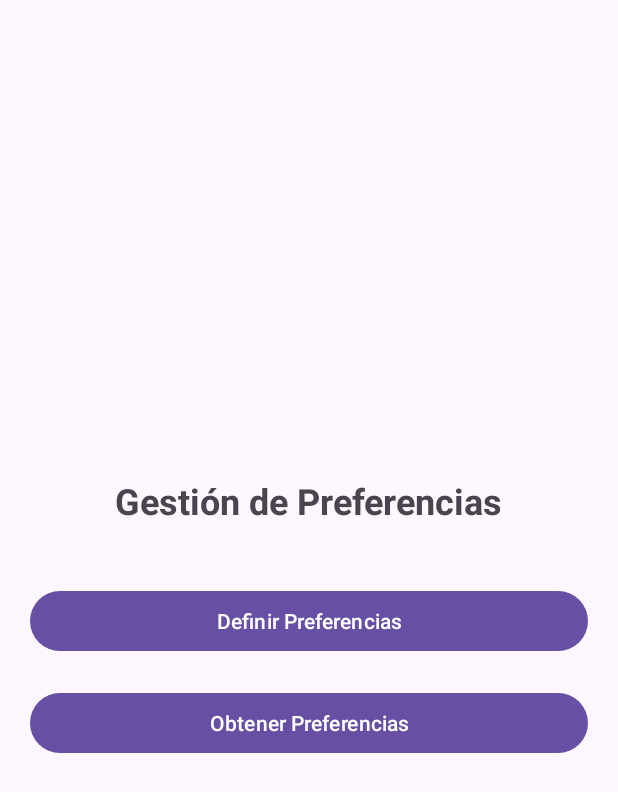
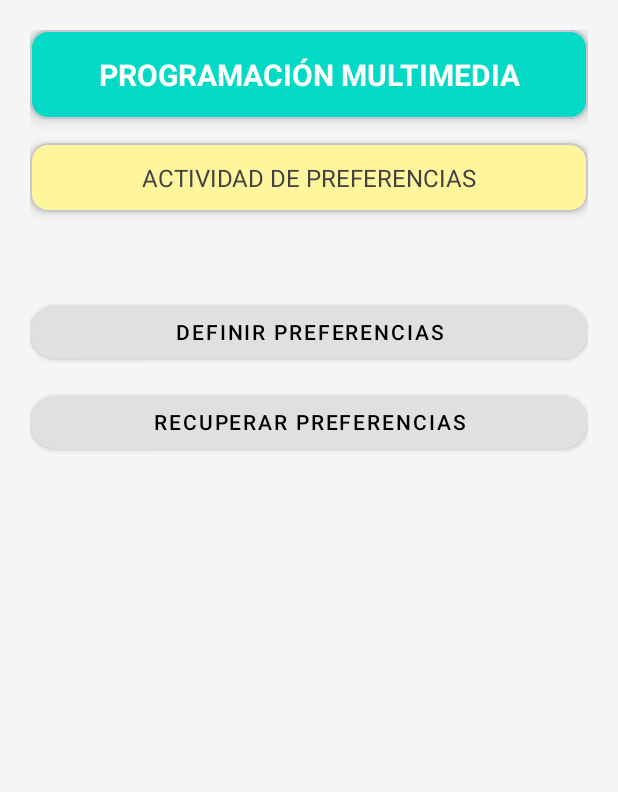
Before and after one commit to AlexWhut/ProgramacionMultimediaMoviles, an Android app: the screen it shows after launch (MainActividad1), on a phone screen of 412 x 824 dp. Shown: the top 792 px of the screen. Run offline under Robolectric (Android 15) with nearby library versions, the phone set to English and light mode, and no system bars.

Commit message:
Actividad 7.1

```diff
--- a/PreferenciasDialogosNotificaciones/app/build.gradle.kts
+++ b/PreferenciasDialogosNotificaciones/app/build.gradle.kts
@@ -40,4 +40,5 @@ dependencies {
     testImplementation(libs.junit)
     androidTestImplementation(libs.ext.junit)
     androidTestImplementation(libs.espresso.core)
+    implementation("androidx.preference:preference:1.2.1")
 }
--- a/PreferenciasDialogosNotificaciones/app/src/main/AndroidManifest.xml
+++ b/PreferenciasDialogosNotificaciones/app/src/main/AndroidManifest.xml
@@ -24,7 +24,9 @@
         </activity>
 
         <!-- Registrar la actividad de preferencias -->
-        <activity android:name=".PreferenciasAppActivity" android:exported="false" />
+        <activity android:name=".PreferenciasAppActivity" android:exported="false"
+            android:label="PREFERENCIAS"
+            android:parentActivityName=".MainActividad1"/>
 
         <!-- Si tenías una MainActivity antigua, quítale el intent-filter de LAUNCHER -->
         <activity android:name=".MainActivity" android:exported="false"/>
--- /dev/null
+++ b/PreferenciasDialogosNotificaciones/app/src/main/res/layout/activity_preferencias.xml
@@ -0,0 +1,5 @@
+<?xml version="1.0" encoding="utf-8"?>
+<FrameLayout xmlns:android="http://schemas.android.com/apk/res/android"
+	android:id="@+id/pref_container"
+	android:layout_width="match_parent"
+	android:layout_height="match_parent" />
--- a/PreferenciasDialogosNotificaciones/app/src/main/res/layout/layout_actividad1.xml
+++ b/PreferenciasDialogosNotificaciones/app/src/main/res/layout/layout_actividad1.xml
@@ -1,30 +1,76 @@
 <?xml version="1.0" encoding="utf-8"?>
+
 <LinearLayout xmlns:android="http://schemas.android.com/apk/res/android"
+    xmlns:app="http://schemas.android.com/apk/res-auto"
+    xmlns:tools="http://schemas.android.com/tools"
     android:layout_width="match_parent"
     android:layout_height="match_parent"
     android:orientation="vertical"
-    android:gravity="center"
-    android:padding="20dp">
+    android:background="@color/background_light"
+    android:padding="20dp"
+    tools:context=".MainActividad1">
 
-    <TextView
-        android:layout_width="wrap_content"
+    <com.google.android.material.card.MaterialCardView
+        android:layout_width="match_parent"
         android:layout_height="wrap_content"
-        android:text="Gestión de Preferencias"
-        android:textSize="24sp"
-        android:textStyle="bold"
-        android:layout_marginBottom="40dp"/>
+        android:layout_marginBottom="16dp"
+        app:cardCornerRadius="12dp"
+        app:cardElevation="6dp"
+        app:cardBackgroundColor="@color/teal_200">
+        <TextView
+            android:layout_width="match_parent"
+            android:layout_height="wrap_content"
+            android:gravity="center"
+            android:padding="16dp"
+            android:text="PROGRAMACIÓN MULTIMEDIA"
+            android:textColor="@android:color/white"
+            android:textSize="20sp"
+            android:textStyle="bold" />
+    </com.google.android.material.card.MaterialCardView>
 
-    <Button
+    <com.google.android.material.card.MaterialCardView
+        android:layout_width="match_parent"
+        android:layout_height="wrap_content"
+        android:layout_marginBottom="24dp"
+        app:cardCornerRadius="12dp"
+        app:cardElevation="4dp"
+        app:cardBackgroundColor="@color/yellow_200">
+        <TextView
+            android:layout_width="match_parent"
+            android:layout_height="wrap_content"
+            android:gravity="center"
+            android:padding="12dp"
+            android:text="ACTIVIDAD DE PREFERENCIAS"
+            android:textColor="#424242"
+            android:textSize="16sp" />
+    </com.google.android.material.card.MaterialCardView>
+
+    <Space
+        android:layout_width="match_parent"
+        android:layout_height="32dp" />
+
+    <com.google.android.material.button.MaterialButton
         android:id="@+id/btnDefinirPreferencias"
         android:layout_width="match_parent"
         android:layout_height="wrap_content"
-        android:text="Definir Preferencias" />
+        android:text="DEFINIR PREFERENCIAS"
+        style="@style/Widget.MaterialComponents.Button"
+        android:backgroundTint="@color/button_light"
+        android:textColor="@android:color/black"
+        app:cornerRadius="24dp"
+        android:elevation="2dp" />
 
-    <Button
+    <com.google.android.material.button.MaterialButton
         android:id="@+id/btnObtenerPreferencias"
         android:layout_width="match_parent"
         android:layout_height="wrap_content"
-        android:layout_marginTop="20dp"
-        android:text="Obtener Preferencias" />
+        android:layout_marginTop="12dp"
+        android:text="RECUPERAR PREFERENCIAS"
+        style="@style/Widget.MaterialComponents.Button"
+        android:backgroundTint="@color/button_light"
+        android:textColor="@android:color/black"
+        app:cornerRadius="24dp"
+        android:elevation="2dp" />
+
 
 </LinearLayout>
--- a/PreferenciasDialogosNotificaciones/app/src/main/res/values/colors.xml
+++ b/PreferenciasDialogosNotificaciones/app/src/main/res/values/colors.xml
@@ -2,4 +2,8 @@
 <resources>
     <color name="black">#FF000000</color>
     <color name="white">#FFFFFFFF</color>
+    <color name="background_light">#F5F5F5</color>
+    <color name="teal_200">#03DAC5</color>
+    <color name="yellow_200">#FFF59D</color>
+    <color name="button_light">#E0E0E0</color>
 </resources>
--- a/PreferenciasDialogosNotificaciones/gradle/libs.versions.toml
+++ b/PreferenciasDialogosNotificaciones/gradle/libs.versions.toml
@@ -7,6 +7,7 @@ appcompat = "1.7.1"
 material = "1.13.0"
 activity = "1.11.0"
 constraintlayout = "2.2.1"
+preference = "1.2.1"
 
 [libraries]
 junit = { group = "junit", name = "junit", version.ref = "junit" }
@@ -16,6 +17,7 @@ appcompat = { group = "androidx.appcompat", name = "appcompat", version.ref = "a
 material = { group = "com.google.android.material", name = "material", version.ref = "material" }
 activity = { group = "androidx.activity", name = "activity", version.ref = "activity" }
 constraintlayout = { group = "androidx.constraintlayout", name = "constraintlayout", version.ref = "constraintlayout" }
+preference = { group = "androidx.preference", name = "preference", version.ref = "preference" }
 
 [plugins]
 android-application = { id = "com.android.application", version.ref = "agp" }
```
Also changed, not shown: PreferenciasDialogosNotificaciones/app/src/main/java/com/example/preferenciasdialogosnotificaciones/MainActividad1.java (+15 -2 lines), PreferenciasDialogosNotificaciones/app/src/main/java/com/example/preferenciasdialogosnotificaciones/PreferenciasAppActivity.java (+18 -5 lines), PreferenciasDialogosNotificaciones/app/src/main/res/values/arrays.xml (added, +47 -0 lines), PreferenciasDialogosNotificaciones/app/src/main/res/values/listas.xml (deleted, +0 -13 lines), PreferenciasDialogosNotificaciones/app/src/main/res/values/strings.xml (deleted, +0 -13 lines), PreferenciasDialogosNotificaciones/app/src/main/res/xml/preferencias_app.xml (added, +28 -0 lines).
